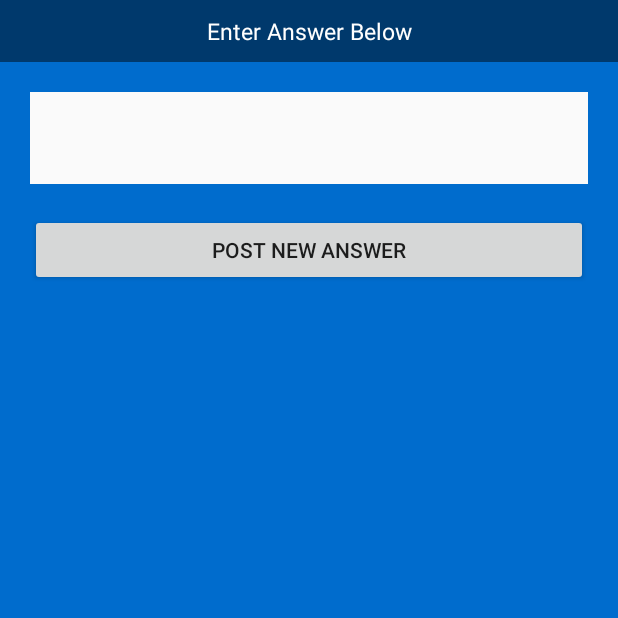
After one commit to kartik82/BloQuery, an Android app: the fragment AddAnswerFragment shown on its own in the app's theme, on a phone screen of 412 x 824 dp, the top half of it. The commit adds this screen. Run offline under Robolectric (Android 15) with nearby library versions, the phone set to English and light mode, and no system bars; libraries missing offline, so code that uses them is left out: com.firebase.client; 5 statements that could not run were skipped.

Commit message:
User Story 3 Completed

```diff
--- /dev/null
+++ b/app/src/main/java/com/kartik82/android/bloquery/AddAnswerFragment.java
@@ -0,0 +1,71 @@
+package com.kartik82.android.bloquery;
+
+import android.app.DialogFragment;
+import android.os.Bundle;
+import android.view.LayoutInflater;
+import android.view.View;
+import android.view.ViewGroup;
+import android.view.Window;
+import android.widget.Button;
+import android.widget.EditText;
+import android.widget.Toast;
+
+import com.firebase.client.Firebase;
+import com.firebase.client.ServerValue;
+
+import java.util.HashMap;
+import java.util.Map;
+
+/**
+ * Created by Kartik on 27-Apr-16.
+ */
+public class AddAnswerFragment extends DialogFragment {
+
+    private Firebase ref;
+    private Firebase answersRef;
+
+    @Override
+    public View onCreateView(LayoutInflater inflater, ViewGroup container, Bundle savedInstanceState) {
+        final View rootView = inflater.inflate(R.layout.fragment_addanswer, container, false);
+        getDialog().getWindow().requestFeature(Window.FEATURE_NO_TITLE);
+
+        final String answer_user = getArguments().getString("user_id");
+        final String question_key = getArguments().getString("question_key");
+
+        ref = new Firebase(DatabaseConfig.FIREBASE_URL);
+        answersRef = ref.child("answers/" + question_key);
+
+        final EditText et_addans_enterans = (EditText)rootView.findViewById(R.id.et_addans_enterans);
+
+        Button btn_addans_addans = (Button)rootView.findViewById(R.id.btn_addans_addans);
+        btn_addans_addans.setOnClickListener(new View.OnClickListener() {
+
+            @Override
+            public void onClick(View v) {
+
+                if (!(et_addans_enterans.getText().toString().equals("")) && !(answer_user.isEmpty())) {
+
+                    Map<String, Object> values = new HashMap<>();
+                    values.put("answer_user", answer_user);
+                    values.put("answer_text", et_addans_enterans.getText().toString());
+                    values.put("answer_time", ServerValue.TIMESTAMP);
+                    answersRef.push().setValue(values);
+
+                    Toast.makeText(rootView.getContext(), "Your answer has been successfully posted!", Toast.LENGTH_SHORT).show();
+
+                    dismiss();
+
+                } else {
+
+                    Toast.makeText(rootView.getContext(), "Please enter an answer", Toast.LENGTH_SHORT).show();
+
+                }
+
+            }
+        });
+
+        return rootView;
+    }
+
+
+}
--- a/app/src/main/java/com/kartik82/android/bloquery/HomeActivity.java
+++ b/app/src/main/java/com/kartik82/android/bloquery/HomeActivity.java
@@ -35,7 +35,6 @@ public class HomeActivity extends AppCompatActivity {
 
         Toolbar toolbar = (Toolbar) findViewById(R.id.toolbar);
         setSupportActionBar(toolbar);
-        getSupportActionBar().setDisplayShowHomeEnabled(true);
 
         Firebase.setAndroidContext(this);
 
@@ -81,6 +80,7 @@ public class HomeActivity extends AppCompatActivity {
                         Intent intent = new Intent(HomeActivity.this, QuestionActivity.class);
                         Bundle extras = new Bundle();
                         extras.putString("question_key",question_key);
+                        extras.putString("user_id",question_user);
                         intent.putExtras(extras);
                         startActivity(intent);
 
--- /dev/null
+++ b/app/src/main/res/layout/fragment_addanswer.xml
@@ -0,0 +1,42 @@
+<?xml version="1.0" encoding="utf-8"?>
+<LinearLayout xmlns:android="http://schemas.android.com/apk/res/android"
+              android:layout_width="match_parent"
+              android:layout_height="match_parent"
+              android:orientation="vertical"
+              android:background="@color/colorPrimaryDark"
+    >
+
+
+    <TextView
+        android:layout_width="match_parent"
+        android:layout_height="wrap_content"
+        android:text="@string/tv_addans_enterans"
+        android:id="@+id/tv_addans_enterans"
+        android:textColor="@color/primary_text_default_material_dark"
+        android:textAlignment="center"
+        android:padding="10dp"
+        android:textSize="15sp"
+        android:background="@color/colorPrimary"
+        />
+
+    <EditText
+        android:layout_width="match_parent"
+        android:layout_height="wrap_content"
+        android:inputType="textMultiLine"
+        android:ems="10"
+        android:id="@+id/et_addans_enterans"
+        android:background="@color/background_material_light"
+        android:padding="20dp"
+        android:textSize="15sp"
+        android:layout_margin="20dp"/>
+
+    <Button
+        android:layout_width="match_parent"
+        android:layout_height="wrap_content"
+        android:text="@string/btn_addans_addans"
+        android:id="@+id/btn_addans_addans"
+        android:layout_marginLeft="20dp"
+        android:layout_marginRight="20dp"
+        android:layout_marginBottom="20dp"/>
+
+</LinearLayout>
--- a/app/src/main/res/values/strings.xml
+++ b/app/src/main/res/values/strings.xml
@@ -1,6 +1,7 @@
 <resources>
     <string name="app_name">BloQuery</string>
     <string name="action_question">Add Question</string>
+    <string name="action_answer">Add Answer</string>
     <string name="tv_register_email">Email</string>
     <string name="tv_register_password">Password</string>
     <string name="tv_register_name">Display Name</string>
@@ -12,4 +13,6 @@
     <string name="tv_login_clickregister">Don\'t have an account? Click here to register</string>
     <string name="tv_addqn_enterqn">Enter Question Below</string>
     <string name="btn_addqn_addqn">Post New Question</string>
+    <string name="tv_addans_enterans">Enter Answer Below</string>
+    <string name="btn_addans_addans">Post New Answer</string>
 </resources>
```
Also changed, not shown: app/src/main/java/com/kartik82/android/bloquery/Answer.java (added, +44 -0 lines), app/src/main/java/com/kartik82/android/bloquery/AnswersAdapterViewHolder.java (added, +21 -0 lines), app/src/main/java/com/kartik82/android/bloquery/QuestionActivity.java (+102 -3 lines), app/src/main/res/layout/activity_question.xml (+11 -0 lines), app/src/main/res/layout/list_answer.xml (added, +22 -0 lines), app/src/main/res/menu/menu_question.xml (added, +14 -0 lines), app/src/main/res/drawable-hdpi/ic_action_answer.png (added), app/src/main/res/drawable-mdpi/ic_action_answer.png (added), app/src/main/res/drawable-xhdpi/ic_action_answer.png (added), app/src/main/res/drawable-xxhdpi/ic_action_answer.png (added), 1 other file.
